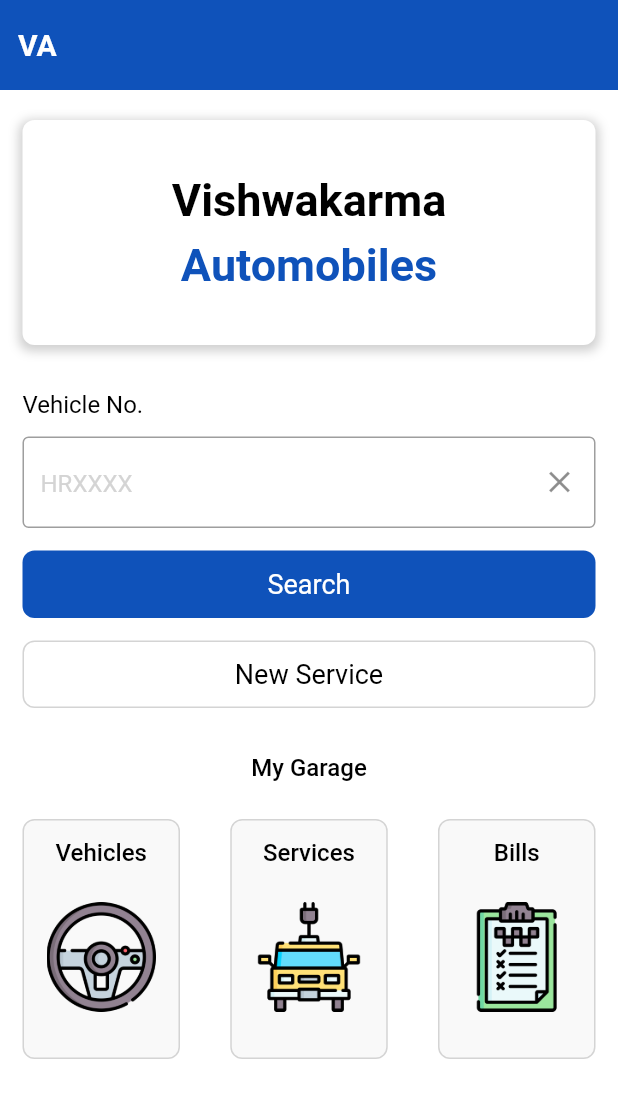
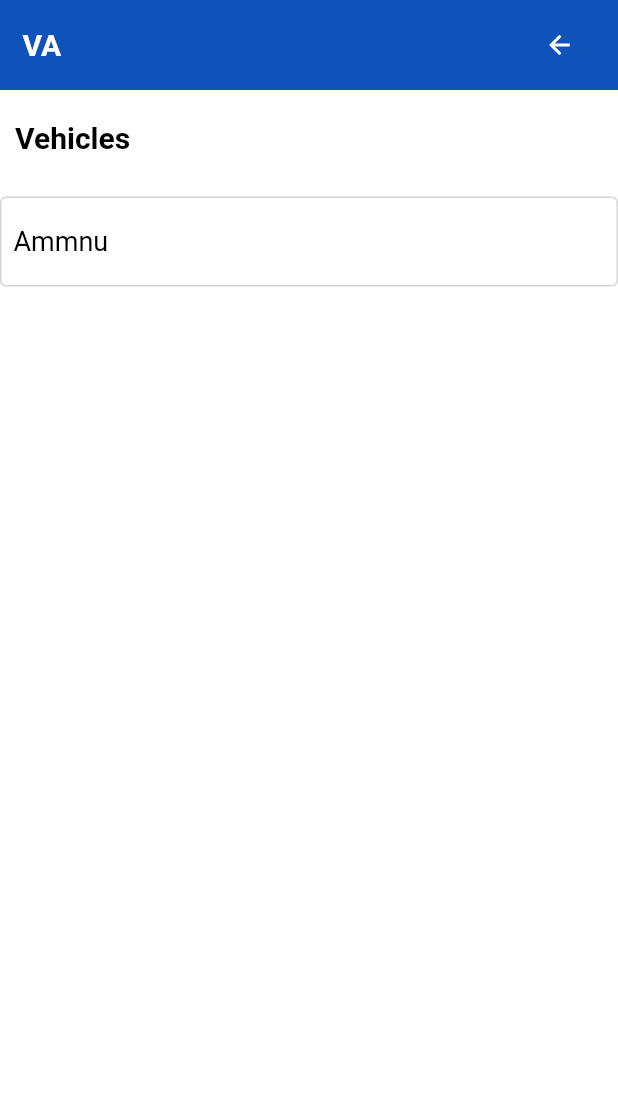
Before and after one commit to sangeeta2701/service_app, a Flutter app: the screen it shows after launch, after a tap on "Vehicles", on a phone screen of 412 x 824 dp. Shown: the top 1098 px of the screen. Run offline on Flutter 3.47's test engine with Material 2 defaults, Android fonts, the phone set to English and light mode, and no system bars; our stand-ins replace dotted_border.

Commit message:
Servicing app

```diff
--- /dev/null
+++ b/lib/Screens/Garage/vehicleList_page.dart
@@ -0,0 +1,97 @@
+import 'package:flutter/material.dart';
+import 'package:service_app/constants.dart';
+
+class VehicleListPage extends StatefulWidget {
+  const VehicleListPage({Key? key}) : super(key: key);
+
+  @override
+  State<VehicleListPage> createState() => _VehicleListPageState();
+}
+
+class _VehicleListPageState extends State<VehicleListPage> {
+  @override
+  Widget build(BuildContext context) {
+    return Scaffold(
+      backgroundColor: appUiLightColor,
+      body: Column(
+        crossAxisAlignment: CrossAxisAlignment.start,
+        children: [
+          Container(
+            height: 60,
+            width: double.infinity,
+            decoration: BoxDecoration(
+              color: appUiThemeColor,
+            ),
+            child: Padding(
+              padding: const EdgeInsets.symmetric(horizontal: 15),
+              child: Row(
+                mainAxisAlignment: MainAxisAlignment.spaceBetween,
+                children: [
+                  Align(
+                    alignment: Alignment.centerLeft,
+                    child: Text(
+                      "VA",
+                      style: TextStyle(
+                          fontWeight: FontWeight.bold,
+                          fontSize: 20,
+                          color: appUiLightColor),
+                    ),
+                  ),
+                  Align(
+                    alignment: Alignment.centerRight,
+                    child: IconButton(
+                      onPressed: () {
+                        Navigator.pop(context);
+                      },
+                      icon: Icon(
+                        Icons.arrow_back,
+                        color: appUiLightColor,
+                        size: 20,
+                      ),
+                    ),
+                  ),
+                ],
+              ),
+            ),
+          ),
+          Padding(
+            padding: const EdgeInsets.symmetric(vertical: 20.0, horizontal: 10),
+            child: Row(
+              mainAxisAlignment: MainAxisAlignment.spaceBetween,
+              children: [
+                Text(
+                  "Vehicles",
+                  style: TextStyle(
+                      fontSize: 20,
+                      fontWeight: FontWeight.w600,
+                      color: appUiDarkColor),
+                )
+              ],
+            ),
+          ),
+          Padding(
+            padding: const EdgeInsets.symmetric(vertical: 8.0),
+            child: Container(
+                height: 60,
+                width: double.infinity,
+                decoration: BoxDecoration(
+                    borderRadius: BorderRadius.circular(4),
+                    border: Border.all(color: appUiGreyColor, width: 1),
+                    color: appUiLightColor),
+                child: Padding(
+                  padding: const EdgeInsets.symmetric(horizontal: 8.0),
+                  child: Row(
+                    children: [
+                      Text(
+                        "Ammnu",
+                        style: TextStyle(color: appUiDarkColor, fontSize: 18),
+                      )
+                    ],
+                  ),
+                )),
+          )
+        ],
+      ),
+    );
+  }
+}
--- a/lib/Screens/home_page.dart
+++ b/lib/Screens/home_page.dart
@@ -3,6 +3,8 @@ import 'package:service_app/Screens/noVehiclefound_page.dart';
 import 'package:service_app/Screens/search_page.dart';
 import 'package:service_app/Screens/vehicle_page.dart';
 import 'package:service_app/constants.dart';
+
+import 'Garage/vehicleList_page.dart';
 
 class HomePage extends StatefulWidget {
   const HomePage({Key? key}) : super(key: key);
@@ -145,7 +147,7 @@ class _HomePageState extends State<HomePage> {
                         ),
                       ),
                       Padding(
-                        padding: const EdgeInsets.only(top: 15.0),
+                        padding: const EdgeInsets.only(top: 20.0),
                         child: GestureDetector(
                           behavior: HitTestBehavior.translucent,
                           onTap: () {
@@ -234,7 +236,14 @@ class _HomePageState extends State<HomePage> {
                           children: [
                             GestureDetector(
                               behavior: HitTestBehavior.translucent,
-                              onTap: () {},
+                              onTap: () {
+                                Navigator.push(
+                                  context,
+                                  MaterialPageRoute(
+                                    builder: (context) => VehicleListPage(),
+                                  ),
+                                );
+                              },
                               child: Container(
                                 height: 160,
                                 width: 105,
```
Also changed, not shown: lib/Screens/search_page.dart (+47 -93 lines).
